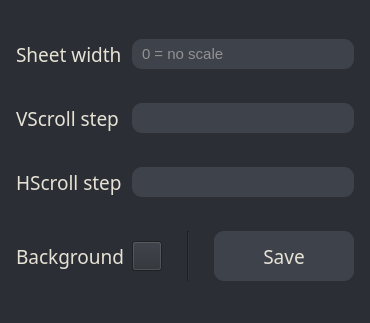
This is basesettings.ui in Mikael-ai/MangaViewerLite as Qt 5 draws it before an edit. The edited form follows.
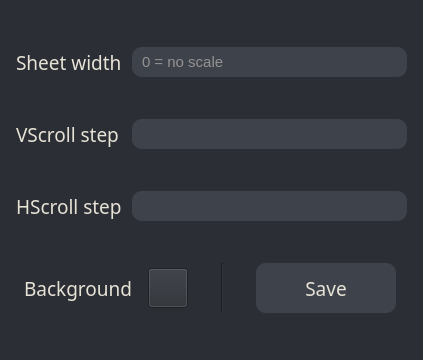
This is the edited form.

```diff
--- a/basesettings.ui
+++ b/basesettings.ui
@@ -6,8 +6,8 @@
    <rect>
     <x>0</x>
     <y>0</y>
-    <width>366</width>
-    <height>323</height>
+    <width>423</width>
+    <height>360</height>
    </rect>
   </property>
   <property name="windowTitle">
@@ -278,6 +278,12 @@
          <height>30</height>
         </size>
        </property>
+       <property name="maximumSize">
+        <size>
+         <width>40</width>
+         <height>40</height>
+        </size>
+       </property>
        <property name="autoFillBackground">
         <bool>false</bool>
        </property>
```
